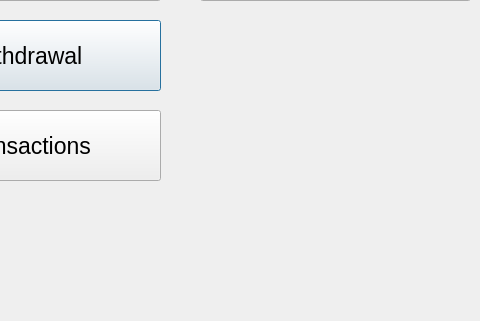
Hpkarjalainen/helppobankauto, file frontend/main_menu_window.ui: the form before one commit; both pictures show x 200 to 680 and y 250 to 571 of the 842 by 571 pixel window.
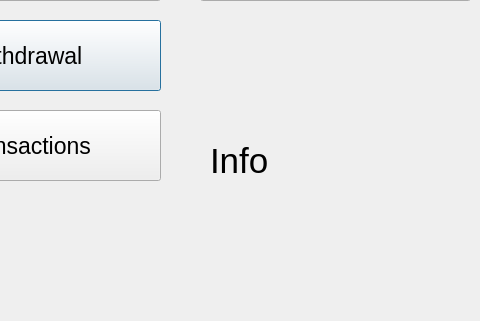
The form after the commit.

```diff
--- a/frontend/main_menu_window.ui
+++ b/frontend/main_menu_window.ui
@@ -88,6 +88,24 @@
     <string>Log Out</string>
    </property>
   </widget>
+  <widget class="QLabel" name="labelInfo">
+   <property name="geometry">
+    <rect>
+     <x>410</x>
+     <y>280</y>
+     <width>391</width>
+     <height>261</height>
+    </rect>
+   </property>
+   <property name="font">
+    <font>
+     <pointsize>26</pointsize>
+    </font>
+   </property>
+   <property name="text">
+    <string>Info</string>
+   </property>
+  </widget>
  </widget>
  <resources/>
  <connections/>
```
